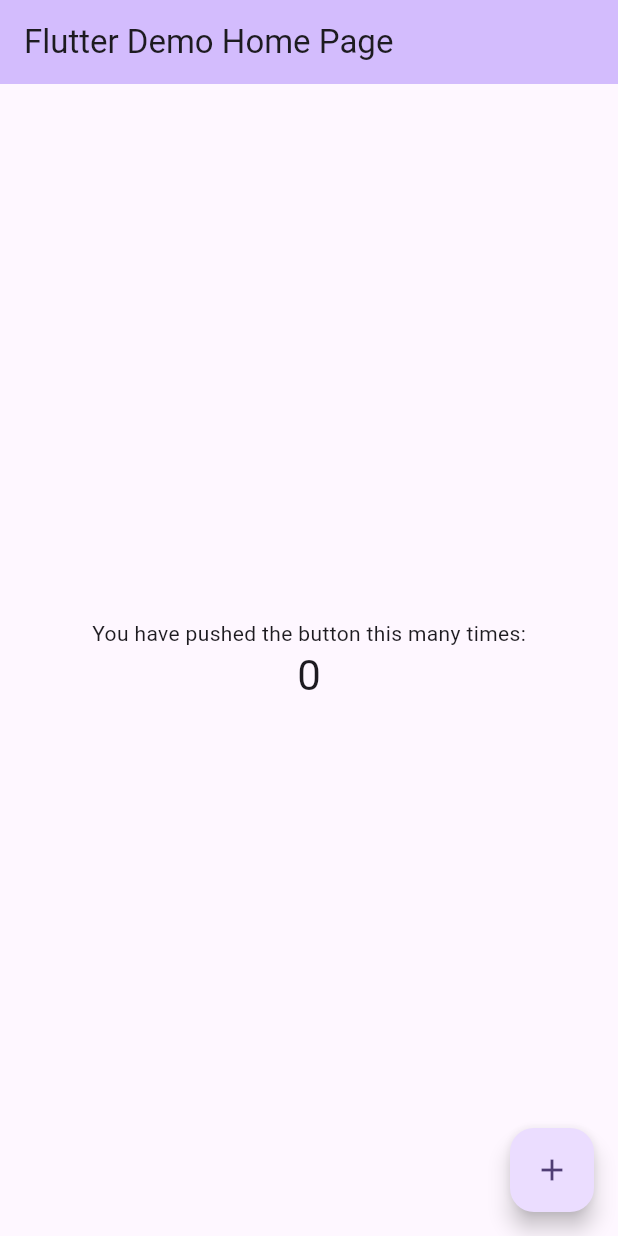
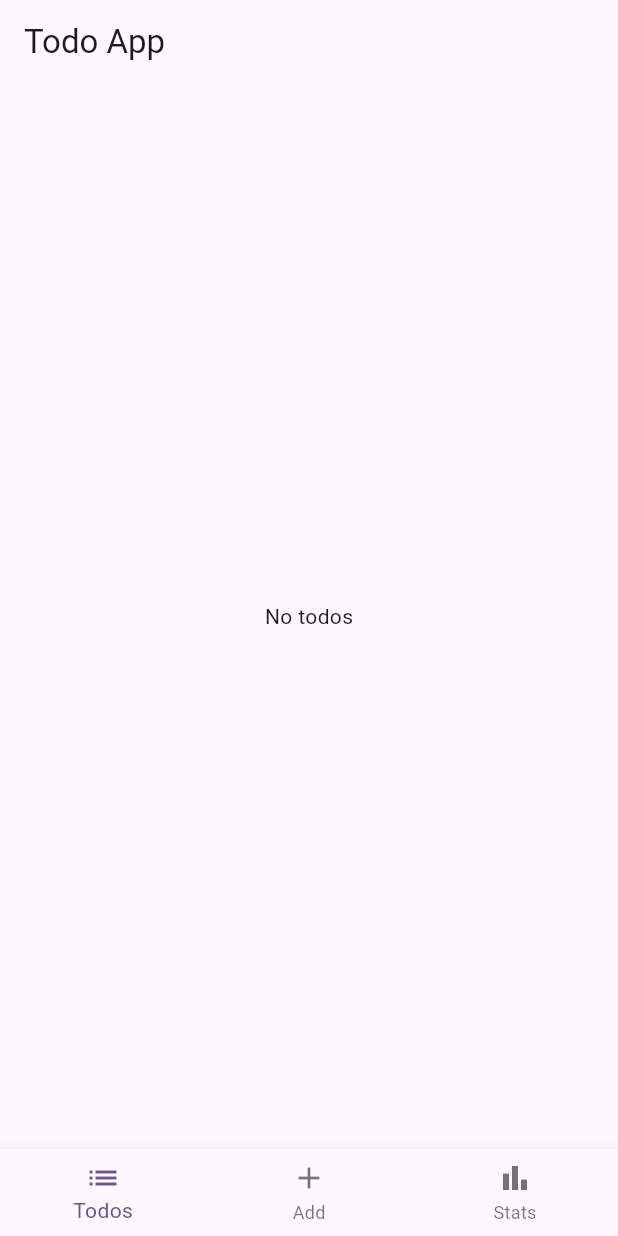
Before and after one commit to bear2u/codex_todo, a Flutter app: the screen it shows after launch, on a phone screen of 412 x 824 dp. Run offline on Flutter 3.47's test engine with Material 3 defaults, Android fonts, the phone set to English and light mode, and no system bars.

Commit message:
Add todo app with stats tab

```diff
--- a/lib/main.dart
+++ b/lib/main.dart
@@ -7,116 +7,131 @@ void main() {
 class MyApp extends StatelessWidget {
   const MyApp({super.key});
 
-  // This widget is the root of your application.
   @override
   Widget build(BuildContext context) {
     return MaterialApp(
-      title: 'Flutter Demo',
+      title: 'Todo App',
       theme: ThemeData(
-        // This is the theme of your application.
-        //
-        // TRY THIS: Try running your application with "flutter run". You'll see
-        // the application has a purple toolbar. Then, without quitting the app,
-        // try changing the seedColor in the colorScheme below to Colors.green
-        // and then invoke "hot reload" (save your changes or press the "hot
-        // reload" button in a Flutter-supported IDE, or press "r" if you used
-        // the command line to start the app).
-        //
-        // Notice that the counter didn't reset back to zero; the application
-        // state is not lost during the reload. To reset the state, use hot
-        // restart instead.
-        //
-        // This works for code too, not just values: Most code changes can be
-        // tested with just a hot reload.
         colorScheme: ColorScheme.fromSeed(seedColor: Colors.deepPurple),
       ),
-      home: const MyHomePage(title: 'Flutter Demo Home Page'),
+      home: const MyHomePage(),
     );
   }
 }
 
-class MyHomePage extends StatefulWidget {
-  const MyHomePage({super.key, required this.title});
-
-  // This widget is the home page of your application. It is stateful, meaning
-  // that it has a State object (defined below) that contains fields that affect
-  // how it looks.
-
-  // This class is the configuration for the state. It holds the values (in this
-  // case the title) provided by the parent (in this case the App widget) and
-  // used by the build method of the State. Fields in a Widget subclass are
-  // always marked "final".
+class TodoItem {
+  TodoItem(this.title, {this.completed = false});
 
   final String title;
+  bool completed;
+}
+
+class MyHomePage extends StatefulWidget {
+  const MyHomePage({super.key});
 
   @override
   State<MyHomePage> createState() => _MyHomePageState();
 }
 
 class _MyHomePageState extends State<MyHomePage> {
-  int _counter = 0;
+  int _selectedIndex = 0;
+  final List<TodoItem> _todos = [];
+  final TextEditingController _controller = TextEditingController();
 
-  void _incrementCounter() {
+  void _onItemTapped(int index) {
     setState(() {
-      // This call to setState tells the Flutter framework that something has
-      // changed in this State, which causes it to rerun the build method below
-      // so that the display can reflect the updated values. If we changed
-      // _counter without calling setState(), then the build method would not be
-      // called again, and so nothing would appear to happen.
-      _counter++;
+      _selectedIndex = index;
     });
   }
 
   @override
+  void dispose() {
+    _controller.dispose();
+    super.dispose();
+  }
+
+  Widget _buildTodoList() {
+    if (_todos.isEmpty) {
+      return const Center(child: Text('No todos'));
+    }
+    return ListView(
+      children: _todos
+          .asMap()
+          .entries
+          .map(
+            (e) => CheckboxListTile(
+              title: Text(e.value.title),
+              value: e.value.completed,
+              onChanged: (val) {
+                setState(() {
+                  e.value.completed = val ?? false;
+                });
+              },
+            ),
+          )
+          .toList(),
+    );
+  }
+
+  Widget _buildAddTodo() {
+    return Padding(
+      padding: const EdgeInsets.all(16),
+      child: Column(
+        children: [
+          TextField(
+            controller: _controller,
+            decoration: const InputDecoration(labelText: 'New todo'),
+          ),
+          const SizedBox(height: 8),
+          ElevatedButton(
+            onPressed: () {
+              if (_controller.text.isNotEmpty) {
+                setState(() {
+                  _todos.add(TodoItem(_controller.text));
+                  _controller.clear();
+                  _selectedIndex = 0;
+                });
+              }
+            },
+            child: const Text('Add'),
+          ),
+        ],
+      ),
+    );
+  }
+
+  Widget _buildStats() {
+    final completed = _todos.where((t) => t.completed).length;
+    final total = _todos.length;
+    return Center(
+      child: Text('Total Todos: $total\nCompleted: $completed',
+          textAlign: TextAlign.center),
+    );
+  }
+
+  @override
   Widget build(BuildContext context) {
-    // This method is rerun every time setState is called, for instance as done
-    // by the _incrementCounter method above.
-    //
-    // The Flutter framework has been optimized to make rerunning build methods
-    // fast, so that you can just rebuild anything that needs updating rather
-    // than having to individually change instances of widgets.
     return Scaffold(
       appBar: AppBar(
-        // TRY THIS: Try changing the color here to a specific color (to
-        // Colors.amber, perhaps?) and trigger a hot reload to see the AppBar
-        // change color while the other colors stay the same.
-        backgroundColor: Theme.of(context).colorScheme.inversePrimary,
-        // Here we take the value from the MyHomePage object that was created by
-        // the App.build method, and use it to set our appbar title.
-        title: Text(widget.title),
+        title: const Text('Todo App'),
       ),
-      body: Center(
-        // Center is a layout widget. It takes a single child and positions it
-        // in the middle of the parent.
-        child: Column(
-          // Column is also a layout widget. It takes a list of children and
-          // arranges them vertically. By default, it sizes itself to fit its
-          // children horizontally, and tries to be as tall as its parent.
-          //
-          // Column has various properties to control how it sizes itself and
-          // how it positions its children. Here we use mainAxisAlignment to
-          // center the children vertically; the main axis here is the vertical
-          // axis because Columns are vertical (the cross axis would be
-          // horizontal).
-          //
-          // TRY THIS: Invoke "debug painting" (choose the "Toggle Debug Paint"
-          // action in the IDE, or press "p" in the console), to see the
-          // wireframe for each widget.
-          mainAxisAlignment: MainAxisAlignment.center,
-          children: <Widget>[
-            const Text('You have pushed the button this many times:'),
-            Text(
-              '$_counter',
-              style: Theme.of(context).textTheme.headlineMedium,
-            ),
-          ],
-        ),
+      body: IndexedStack(
+        index: _selectedIndex,
+        children: [
+          _buildTodoList(),
+          _buildAddTodo(),
+          _buildStats(),
+        ],
       ),
-      floatingActionButton: FloatingActionButton(
-        onPressed: _incrementCounter,
-        tooltip: 'Increment',
-        child: const Icon(Icons.add),
-      ), // This trailing comma makes auto-formatting nicer for build methods.
+      bottomNavigationBar: BottomNavigationBar(
+        currentIndex: _selectedIndex,
+        onTap: _onItemTapped,
+        items: const [
+          BottomNavigationBarItem(icon: Icon(Icons.list), label: 'Todos'),
+          BottomNavigationBarItem(icon: Icon(Icons.add), label: 'Add'),
+          BottomNavigationBarItem(icon: Icon(Icons.bar_chart), label: 'Stats'),
+        ],
+      ),
     );
   }
 }
```
Also changed, not shown: 1 other file.
